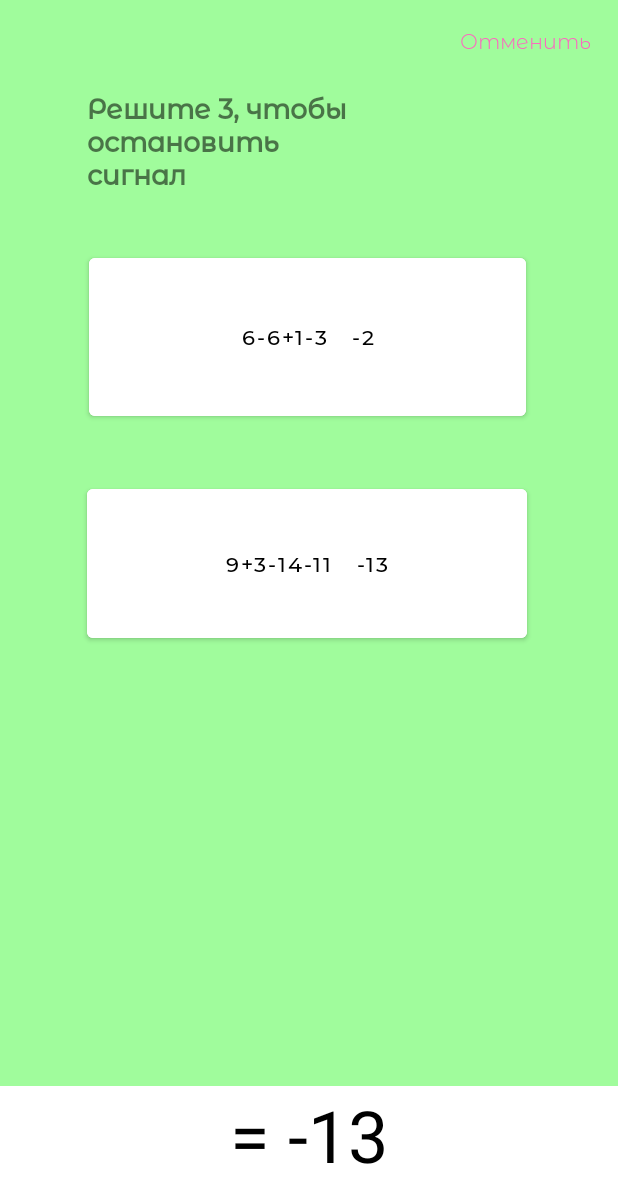
After one commit to painkillergodsewostyanow/-COLLEDGE-smorninng, an Android app: the Quiz screen opened directly, with no data from a screen before it, on a phone screen of 412 x 824 dp. The commit adds this screen. Shown: the top 1203 px of the screen. Run offline under Robolectric (Android 15) with nearby library versions, the phone set to English and light mode, and no system bars.

Commit message:
quiz for wake uP

```diff
--- a/Smorning/app/build.gradle
+++ b/Smorning/app/build.gradle
@@ -29,6 +29,9 @@ android {
     kotlinOptions {
         jvmTarget = '1.8'
     }
+    buildFeatures{
+        viewBinding true
+    }
 }
 
 dependencies {
--- a/Smorning/app/src/main/java/com/example/smorning/FirstStartActivity.kt
+++ b/Smorning/app/src/main/java/com/example/smorning/FirstStartActivity.kt
@@ -4,6 +4,7 @@ import android.content.Intent
 import androidx.appcompat.app.AppCompatActivity
 import android.os.Bundle
 import android.view.View
+import android.widget.ImageView
 import android.widget.Toast
 
 class FirstStartActivity() : AppCompatActivity(){
@@ -12,6 +13,7 @@ class FirstStartActivity() : AppCompatActivity(){
         setContentView(R.layout.first_start)
         supportActionBar?.hide()
     }
+
     fun moreInfoActivityCall(view: View){
         startActivity(Intent(this, MoreInfoActivity::class.java))
     }
--- /dev/null
+++ b/Smorning/app/src/main/java/com/example/smorning/Quiz.kt
@@ -0,0 +1,99 @@
+package com.example.smorning
+
+import android.annotation.SuppressLint
+import androidx.appcompat.app.AppCompatActivity
+import android.os.Bundle
+import android.view.View
+import com.example.smorning.databinding.ActivityQuizBinding
+
+class Quiz : AppCompatActivity() {
+    lateinit var binding: ActivityQuizBinding
+    var firstChoice = createChoice()
+    var secondChoice = createChoice()
+    var answerSelect= listOf(firstChoice.second, secondChoice.second).random()
+    var count = 3
+    @SuppressLint("SetTextI18n")
+    override fun onCreate(savedInstanceState: Bundle?) {
+        super.onCreate(savedInstanceState)
+        binding = ActivityQuizBinding.inflate(layoutInflater)
+        binding.chose1.text = firstChoice.first + "   " +firstChoice.second.toString()
+        binding.chose2.text = secondChoice.first + "   " +secondChoice.second.toString()
+        binding.answer.text = "= $answerSelect"
+        binding.counter.text = "Решите $count, чтобы остановить сигнал"
+        setContentView(binding.root)
+        supportActionBar?.hide()
+    }
+    @SuppressLint("SetTextI18n")
+    fun quiz(){
+        firstChoice = createChoice()
+        secondChoice = createChoice()
+        answerSelect = listOf(firstChoice.second, secondChoice.second).random()
+        binding.chose1.text = firstChoice.first + "   " +firstChoice.second.toString()
+        binding.chose2.text = secondChoice.first + "   " +secondChoice.second.toString()
+        binding.answer.text = "= $answerSelect"
+        binding.counter.text = "Решите $count, чтобы остановить сигнал"
+    }
+    fun choiceFirst(view: View){
+        if (firstChoice.second == answerSelect){
+            count --
+        }
+        else{
+            count ++
+        }
+        if (count == 0){
+            finish()
+        }
+        quiz()
+
+    }
+    fun choiceSecond(view: View){
+
+        if (secondChoice.second == answerSelect){
+            count --
+        }
+        else{
+            count ++
+        }
+        if (count == 0){
+            finish()
+        }
+        quiz()
+    }
+    fun stopQuiz(view: View){
+        finish()
+    }
+    // создаем рандомный пример и возвращаем его, в виде строки и ответ
+    fun createChoice(): Pair<String, Int> {
+        val listOperation = listOf<String>("-","+")
+        val x = (0..20).random()
+        val y = (0..20).random()
+        val z = (0..20).random()
+        val q = (0..20).random()
+        var x1 = 0
+        val operation1 = listOperation.random()
+        val operation2 = listOperation.random()
+        val operation3 = listOperation.random()
+        val str =  x.toString() + operation1 + y.toString() + operation2 + z.toString() +
+                operation3 + q.toString()
+        if (operation1 == "-"){
+            x1 = x - y
+        }
+        else if (operation1 == "+"){
+            x1 = x + y
+        }
+        if (operation2 == "-"){
+            x1 -= z
+        }
+        else{
+            x1 += z
+        }
+        if (operation3 == "-"){
+            x1 -= q
+        }
+        else{
+            x1 +=q
+        }
+        val answer = x1
+        return Pair(str, answer)
+    }
+}
--- /dev/null
+++ b/Smorning/app/src/main/res/layout/activity_quiz.xml
@@ -0,0 +1,88 @@
+<?xml version="1.0" encoding="utf-8"?>
+<androidx.constraintlayout.widget.ConstraintLayout xmlns:android="http://schemas.android.com/apk/res/android"
+    xmlns:app="http://schemas.android.com/apk/res-auto"
+    xmlns:tools="http://schemas.android.com/tools"
+    android:layout_width="match_parent"
+    android:layout_height="match_parent"
+    android:background="@color/high_green"
+    tools:context=".Quiz">
+
+    <Button
+        android:id="@+id/chose1"
+        android:layout_width="291dp"
+        android:layout_height="117dp"
+        android:backgroundTint="@color/white"
+        android:fontFamily="@font/montserrat_alternates_medium"
+        android:onClick="choiceFirst"
+        android:text="Button"
+        android:textColor="@color/black"
+        app:layout_constraintBottom_toBottomOf="parent"
+        app:layout_constraintEnd_toEndOf="parent"
+        app:layout_constraintHorizontal_bias="0.494"
+        app:layout_constraintStart_toStartOf="parent"
+        app:layout_constraintTop_toTopOf="parent"
+        app:layout_constraintVertical_bias="0.235" />
+
+    <Button
+        android:id="@+id/chose2"
+        android:layout_width="293dp"
+        android:layout_height="111dp"
+        android:backgroundTint="@color/white"
+        android:fontFamily="@font/montserrat_alternates_medium"
+        android:onClick="choiceSecond"
+        android:text="Button"
+        android:textColor="@color/black"
+        app:layout_constraintBottom_toBottomOf="parent"
+        app:layout_constraintEnd_toEndOf="parent"
+        app:layout_constraintHorizontal_bias="0.491"
+        app:layout_constraintStart_toStartOf="parent"
+        app:layout_constraintTop_toTopOf="parent"
+        app:layout_constraintVertical_bias="0.449" />
+
+    <TextView
+        android:id="@+id/textView8"
+        android:layout_width="wrap_content"
+        android:layout_height="wrap_content"
+        android:fontFamily="@font/montserrat_alternates_light"
+        android:minHeight="48dp"
+        android:onClick="stopQuiz"
+        android:text="Отменить "
+        android:textColor="@color/black_pink"
+        app:layout_constraintBottom_toBottomOf="parent"
+        app:layout_constraintEnd_toEndOf="parent"
+        app:layout_constraintHorizontal_bias="0.955"
+        app:layout_constraintStart_toStartOf="parent"
+        app:layout_constraintTop_toTopOf="parent"
+        app:layout_constraintVertical_bias="0.023" />
+
+    <TextView
+        android:id="@+id/answer"
+        android:layout_width="match_parent"
+        android:layout_height="100dp"
+        android:background="@color/white"
+        android:backgroundTint="@color/white"
+        android:textAlignment="center"
+        android:textColor="@color/black"
+        android:textSize="48sp"
+        app:layout_constraintBottom_toBottomOf="parent"
+        app:layout_constraintEnd_toEndOf="parent"
+        app:layout_constraintStart_toStartOf="parent"
+        app:layout_constraintTop_toTopOf="parent"
+        app:layout_constraintVertical_bias="1.0" />
+
+    <TextView
+        android:id="@+id/counter"
+        android:layout_width="184dp"
+        android:layout_height="82dp"
+        android:fontFamily="@font/montserrat_alternates_medium"
+        android:text="TextView"
+        android:textAlignment="viewStart"
+        android:textSize="18sp"
+        android:textStyle="bold"
+        app:layout_constraintBottom_toBottomOf="@+id/answer"
+        app:layout_constraintEnd_toEndOf="parent"
+        app:layout_constraintHorizontal_bias="0.255"
+        app:layout_constraintStart_toStartOf="parent"
+        app:layout_constraintTop_toTopOf="parent"
+        app:layout_constraintVertical_bias="0.081" />
+</androidx.constraintlayout.widget.ConstraintLayout>
--- a/Smorning/app/src/main/res/layout/first_start.xml
+++ b/Smorning/app/src/main/res/layout/first_start.xml
@@ -79,7 +79,7 @@
         tools:ignore="TextContrastCheck" />
 
     <ImageView
-        android:id="@+id/imageView4"
+        android:id="@+id/logo"
         android:layout_width="wrap_content"
         android:layout_height="wrap_content"
         android:contentDescription="@string/pump_for_pictures"
--- a/Smorning/app/src/main/res/values/colors.xml
+++ b/Smorning/app/src/main/res/values/colors.xml
@@ -10,4 +10,5 @@
     <color name="black_pink">#FF64C1</color>
     <color name="high_pink">#F8CBE6</color>
     <color name="main_page_buttons">@color/black_pink</color>
+    <color name="high_green">#a0fc9c</color>
 </resources>
--- a/Smorning/app/src/main/res/values/strings.xml
+++ b/Smorning/app/src/main/res/values/strings.xml
@@ -11,4 +11,7 @@
     <string name="unit_3_title">Процедурные рингтоны</string>
     <string name="unit_3_text">Звуки будильника в нашем приложении генерируются автоматически. Рингтоны специально разработаны так, что невозможно уснуть снова.</string>
     <string name="pump_for_pictures">pump</string>
+    <string name="main_activity_list_sign">Список сигналов</string>
+    <string name="main_activity_plus">+</string>
+    <string name="call_set_list_sign">Править</string>
 </resources>
```
Also changed, not shown: Smorning/app/src/main/AndroidManifest.xml (+8 -1 lines), Smorning/app/src/main/java/com/example/smorning/MainActivity.kt (+7 -0 lines), Smorning/app/src/main/java/com/example/smorning/MyService.kt (deleted, +0 -12 lines), Smorning/app/src/main/res/layout/activity_main.xml (+74 -1 lines), Smorning/app/src/main/res/drawable-v24/plus.png (added), Smorning/app/src/main/res/drawable-v24/setting_app_icon.png (added).
